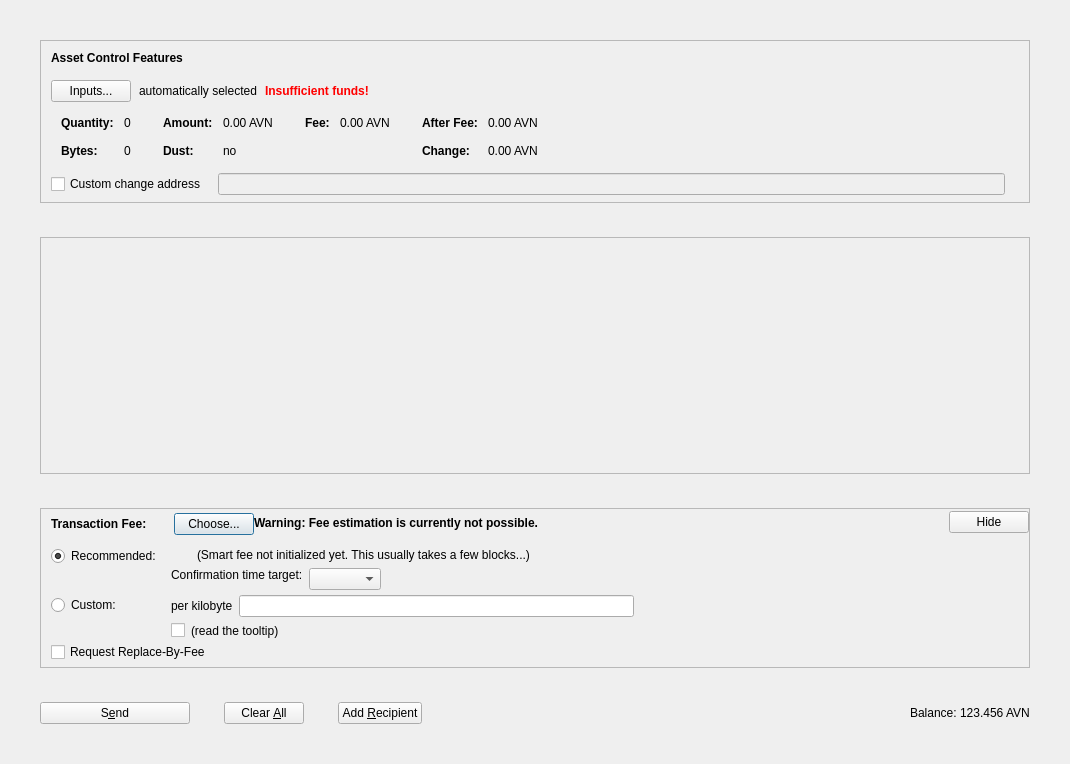
Before: the Qt Designer form src/qt/forms/assetsdialog.ui in Meowcoin-Foundation/Meowcoin, drawn with Qt 5.
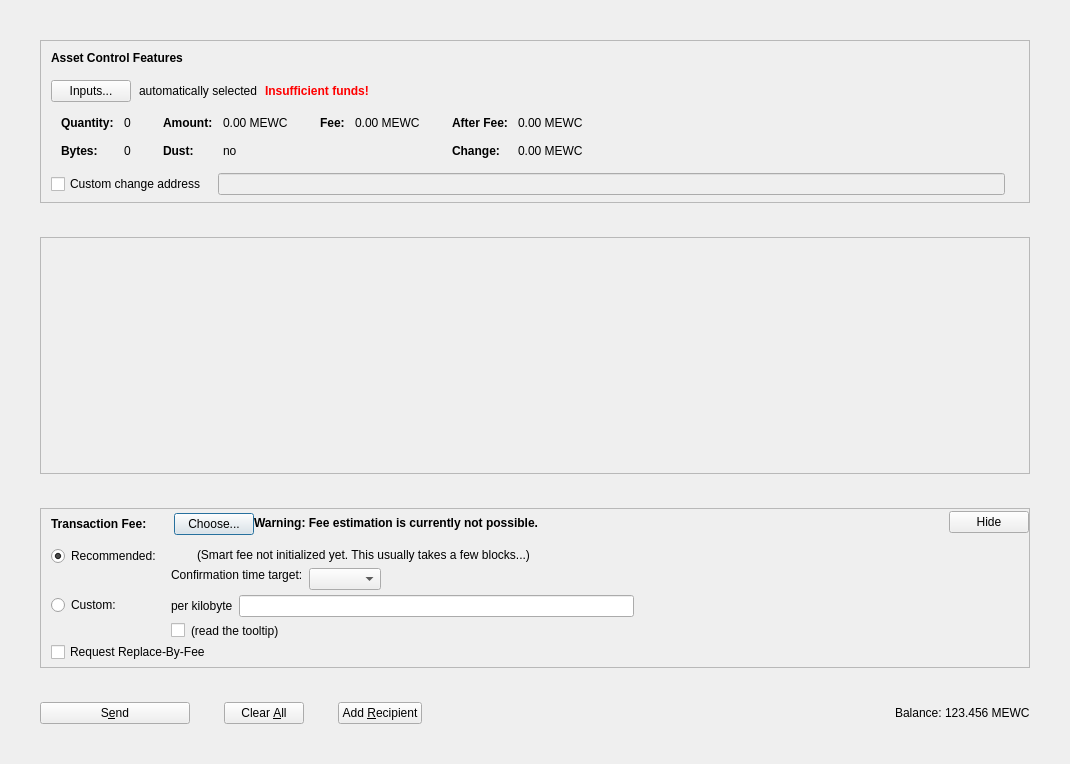
After: the same form once the commit is applied. Icons and pictures are not drawn. Custom widgets are drawn as their Qt base class.

Patch:
```diff
--- a/src/qt/forms/assetsdialog.ui
+++ b/src/qt/forms/assetsdialog.ui
@@ -336,7 +336,7 @@
                   <enum>Qt::ActionsContextMenu</enum>
                  </property>
                  <property name="text">
-                  <string notr="true">0.00 AVN</string>
+                  <string notr="true">0.00 MEWC</string>
                  </property>
                  <property name="textInteractionFlags">
                   <set>Qt::LinksAccessibleByMouse|Qt::TextSelectableByKeyboard|Qt::TextSelectableByMouse</set>
@@ -416,7 +416,7 @@
                   <enum>Qt::ActionsContextMenu</enum>
                  </property>
                  <property name="text">
-                  <string notr="true">0.00 AVN</string>
+                  <string notr="true">0.00 MEWC</string>
                  </property>
                  <property name="textInteractionFlags">
                   <set>Qt::LinksAccessibleByMouse|Qt::TextSelectableByKeyboard|Qt::TextSelectableByMouse</set>
@@ -467,7 +467,7 @@
                   <enum>Qt::ActionsContextMenu</enum>
                  </property>
                  <property name="text">
-                  <string notr="true">0.00 AVN</string>
+                  <string notr="true">0.00 MEWC</string>
                  </property>
                  <property name="textInteractionFlags">
                   <set>Qt::LinksAccessibleByMouse|Qt::TextSelectableByKeyboard|Qt::TextSelectableByMouse</set>
@@ -496,7 +496,7 @@
                   <enum>Qt::ActionsContextMenu</enum>
                  </property>
                  <property name="text">
-                  <string notr="true">0.00 AVN</string>
+                  <string notr="true">0.00 MEWC</string>
                  </property>
                  <property name="textInteractionFlags">
                   <set>Qt::LinksAccessibleByMouse|Qt::TextSelectableByKeyboard|Qt::TextSelectableByMouse</set>
@@ -1259,7 +1259,7 @@
           <cursorShape>IBeamCursor</cursorShape>
          </property>
          <property name="text">
-          <string notr="true">123.456 AVN</string>
+          <string notr="true">123.456 MEWC</string>
          </property>
          <property name="textInteractionFlags">
           <set>Qt::LinksAccessibleByMouse|Qt::TextSelectableByKeyboard|Qt::TextSelectableByMouse</set>
```
